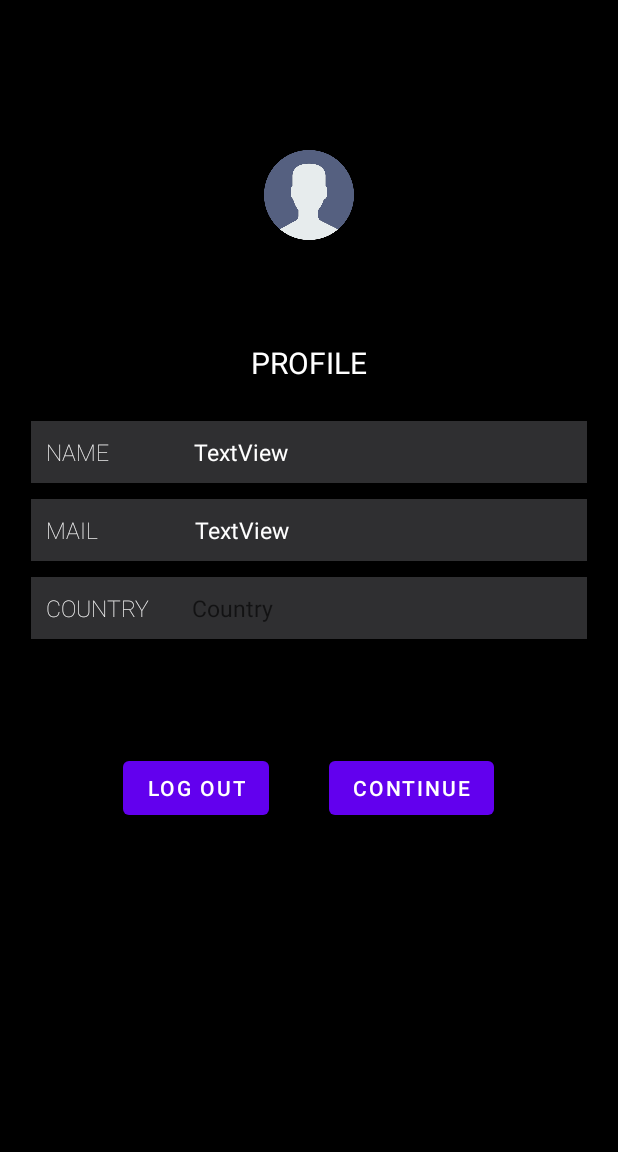
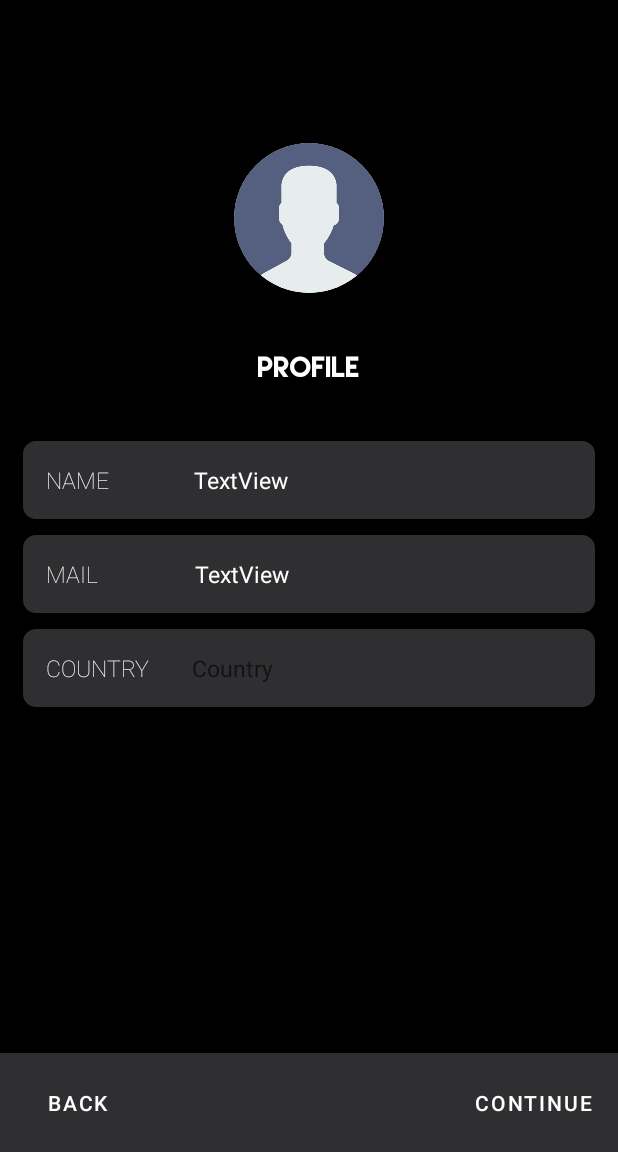
Before and after one commit to monishstark/lettre_project, an Android app: the profile screen opened directly, with no data from a screen before it, on a phone screen of 412 x 824 dp, the part 84-1236 px from its top. Run offline under Robolectric (Android 15) with nearby library versions, the phone set to English and light mode, and no system bars; our stand-ins replace Firebase (no records; nobody signed in at launch, a user with empty details on screens opened directly).

Commit message:
Updated Profile Page UI

```diff
--- a/app/src/main/java/com/example/lettre/profile.java
+++ b/app/src/main/java/com/example/lettre/profile.java
@@ -5,6 +5,7 @@ import androidx.appcompat.app.AppCompatActivity;
 
 import android.app.ProgressDialog;
 import android.content.Intent;
+import android.graphics.Typeface;
 import android.net.Uri;
 import android.os.Bundle;
 import android.view.View;
@@ -42,10 +43,6 @@ public class profile extends AppCompatActivity {
     @Override
     protected void onCreate(Bundle savedInstanceState) {
 
-
-
-
-
         super.onCreate(savedInstanceState);
         binding= ActivityProfileBinding.inflate(getLayoutInflater());
         setContentView(binding.getRoot());
@@ -56,6 +53,9 @@ public class profile extends AppCompatActivity {
         reff = database.getReference().child("users");
         dialog = new ProgressDialog(profile.this);
 
+        Typeface type = Typeface.createFromAsset(getAssets(), "fonts/LemonMilk.otf");
+        TextView login = (TextView) findViewById(R.id.profile);
+        login.setTypeface(type);
 
         binding.dp.setOnClickListener(new View.OnClickListener() {
             @Override
--- a/app/src/main/res/layout/activity_profile.xml
+++ b/app/src/main/res/layout/activity_profile.xml
@@ -9,29 +9,38 @@
     android:background="#000000"
     tools:context=".profile">
 
-    <ImageView
-        android:id="@+id/dp"
-        android:layout_width="60dp"
-        android:layout_height="60dp"
-        android:layout_centerHorizontal="true"
-        android:layout_marginTop="100dp"
-        app:srcCompat="@drawable/user__2_" />
-
     <LinearLayout
         android:layout_width="match_parent"
         android:layout_height="wrap_content"
-        android:layout_centerInParent="true"
         android:orientation="vertical"
         android:padding="15dp">
 
+        <androidx.cardview.widget.CardView
+            android:layout_width="wrap_content"
+            android:layout_height="wrap_content"
+            app:cardCornerRadius="50dp"
+            android:layout_marginTop="80dp"
+            android:layout_gravity="center"
+            android:elevation="10dp">
+
+            <ImageView
+                android:id="@+id/dp"
+                android:layout_width="100dp"
+                android:layout_height="100dp"
+                android:layout_gravity="center"
+                app:srcCompat="@drawable/user__2_" />
+
+        </androidx.cardview.widget.CardView>
+
         <TextView
+            android:id="@+id/profile"
             android:layout_width="wrap_content"
             android:layout_height="wrap_content"
             android:layout_gravity="center"
             android:text="PROFILE"
-            android:textSize="20sp"
+            android:textSize="17sp"
             android:textColor="#ffffff"
-            android:padding="20dp">
+            android:padding="40dp">
 
         </TextView>
 
@@ -39,7 +48,8 @@
             android:layout_width="wrap_content"
             android:layout_height="wrap_content"
             android:orientation="horizontal"
-            android:padding="5dp">
+            android:padding="5dp"
+            android:background="@drawable/login_edittext_round">
 
             <TextView
                 android:id="@+id/text1"
@@ -67,7 +77,16 @@
         <LinearLayout
             android:layout_width="wrap_content"
             android:layout_height="wrap_content"
+            android:layout_gravity="center"
             android:padding="5dp">
+
+        </LinearLayout>
+
+        <LinearLayout
+            android:layout_width="wrap_content"
+            android:layout_height="wrap_content"
+            android:padding="5dp"
+            android:background="@drawable/login_edittext_round">
 
             <TextView
                 android:id="@+id/text10"
@@ -95,7 +114,16 @@
         <LinearLayout
             android:layout_width="wrap_content"
             android:layout_height="wrap_content"
+            android:layout_gravity="center"
             android:padding="5dp">
+
+        </LinearLayout>
+
+        <LinearLayout
+            android:layout_width="wrap_content"
+            android:layout_height="wrap_content"
+            android:padding="5dp"
+            android:background="@drawable/login_edittext_round">
 
             <TextView
                 android:id="@+id/textView"
@@ -122,42 +150,40 @@
 
         </LinearLayout>
 
-        <LinearLayout
-            android:layout_width="wrap_content"
-            android:layout_height="wrap_content"
-            android:layout_gravity="center"
-            android:padding="30dp">
-
     </LinearLayout>
 
-        <LinearLayout
-            android:layout_width="wrap_content"
+    <RelativeLayout
+        android:layout_width="match_parent"
         android:layout_height="wrap_content"
-            android:layout_gravity="center"
-            android:padding="10dp">
+        android:layout_alignParentBottom="true"
+        android:padding="7dp"
+        android:background="#2F2F31">
 
         <Button
             android:id="@+id/logout"
             android:layout_width="wrap_content"
             android:layout_height="wrap_content"
-                android:text="log out" />
-
-            <LinearLayout
-                android:layout_width="wrap_content"
-                android:layout_height="wrap_content"
-                android:padding="20dp">
-
-            </LinearLayout>
+            android:text="BACK"
+            android:padding="10dp"
+            android:textColor="#FFFFFF"
+            android:stateListAnimator="@null"
+            app:cornerRadius="5dp"
+            app:iconTint="#FFFFFF"
+            android:backgroundTint="#2F2F31"/>
 
         <Button
             android:id="@+id/Continue"
             android:layout_width="wrap_content"
             android:layout_height="wrap_content"
-                android:text="CONTINUE" />
-
-        </LinearLayout>
-
-
-    </LinearLayout>
+            android:layout_alignParentEnd="true"
+            android:text="CONTINUE"
+            android:stateListAnimator="@null"
+            android:padding="10dp"
+            android:textColor="#FFFFFF"
+            app:cornerRadius="5dp"
+            app:iconTint="#FFFFFF"
+            android:backgroundTint="#2F2F31"/>
 
     </RelativeLayout>
+
+</RelativeLayout>
```
Lines whose indentation alone changed are shown as unchanged.
